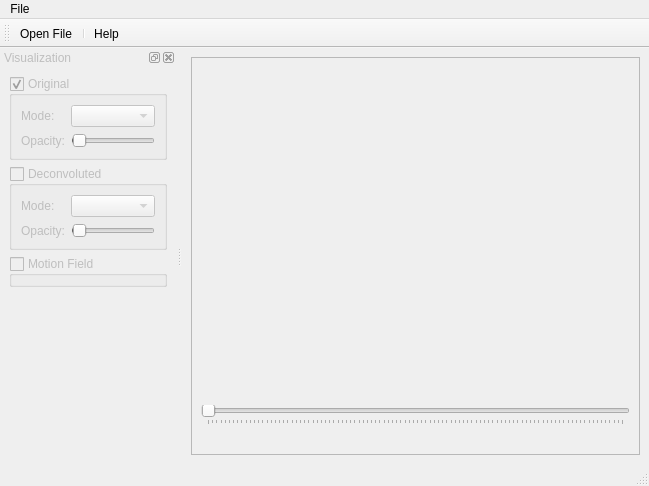
Above: DrosophilaOmmatidiaExplorer.ui from morganrcu/DrosophilaOmmatidiaExplorer before the change. Below: the same form after it.
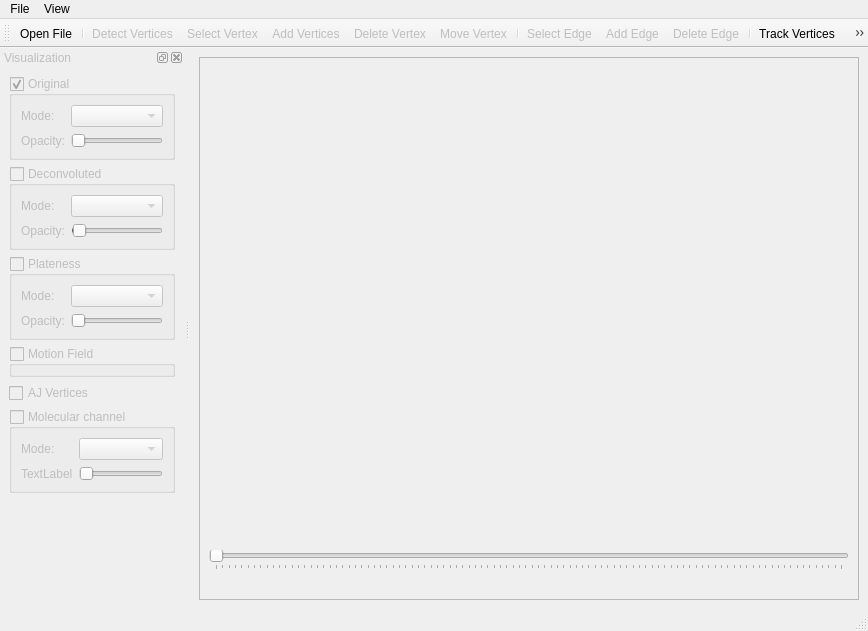
That is the form after the change. Icons and pictures are not drawn. Custom widgets are drawn as their Qt base class.

```diff
--- a/DrosophilaOmmatidiaExplorer.ui
+++ b/DrosophilaOmmatidiaExplorer.ui
@@ -6,8 +6,8 @@
    <rect>
     <x>0</x>
     <y>0</y>
-    <width>649</width>
-    <height>486</height>
+    <width>868</width>
+    <height>631</height>
    </rect>
   </property>
   <property name="windowTitle">
@@ -91,7 +91,7 @@
     <rect>
      <x>0</x>
      <y>0</y>
-     <width>649</width>
+     <width>868</width>
      <height>25</height>
     </rect>
    </property>
@@ -104,7 +104,16 @@
     <addaction name="actionHelp"/>
     <addaction name="actionExit"/>
    </widget>
+   <widget class="QMenu" name="menuView">
+    <property name="title">
+     <string>View</string>
+    </property>
+    <addaction name="actionShowVisualization"/>
+    <addaction name="actionShowVertices"/>
+    <addaction name="actionShowEdges"/>
+   </widget>
    <addaction name="menuFile"/>
+   <addaction name="menuView"/>
   </widget>
   <widget class="QStatusBar" name="statusbar"/>
   <widget class="QToolBar" name="toolBar">
@@ -125,7 +134,22 @@
    </attribute>
    <addaction name="actionOpenFile"/>
    <addaction name="separator"/>
+   <addaction name="actionDetectVertices"/>
+   <addaction name="actionSelectVertex"/>
+   <addaction name="actionAddVertices"/>
+   <addaction name="actionDeleteVertex"/>
+   <addaction name="actionMoveVertex"/>
+   <addaction name="separator"/>
+   <addaction name="actionSelectEdge"/>
+   <addaction name="actionAddEdge"/>
+   <addaction name="actionDeleteEdge"/>
+   <addaction name="separator"/>
+   <addaction name="actionTrackVertices"/>
+   <addaction name="separator"/>
    <addaction name="actionHelp"/>
+   <addaction name="actionPlotEdge"/>
+   <addaction name="actionVertexMolecularDistribution"/>
+   <addaction name="actionEdgeMolecularDistribution"/>
   </widget>
   <widget class="QDockWidget" name="visualizationDock">
    <property name="enabled">
@@ -178,7 +202,10 @@
            <number>1000000</number>
           </property>
           <property name="value">
-           <number>1000</number>
+           <number>0</number>
+          </property>
+          <property name="sliderPosition">
+           <number>0</number>
           </property>
           <property name="tracking">
            <bool>false</bool>
@@ -225,6 +252,9 @@
           <property name="maximum">
            <number>1000000</number>
           </property>
+          <property name="pageStep">
+           <number>1</number>
+          </property>
           <property name="value">
            <number>1000</number>
           </property>
@@ -239,7 +269,7 @@
        </layout>
       </widget>
      </item>
-     <item row="2" column="0" colspan="2">
+     <item row="3" column="0" colspan="2">
       <widget class="QGroupBox" name="showMotionFieldGroupBox">
        <property name="title">
         <string>Motion Field</string>
@@ -252,6 +282,109 @@
        </property>
       </widget>
      </item>
+     <item row="4" column="0" colspan="2">
+      <widget class="QCheckBox" name="showAJVerticesGroupBox">
+       <property name="text">
+        <string>AJ Vertices</string>
+       </property>
+      </widget>
+     </item>
+     <item row="2" column="0" colspan="2">
+      <widget class="QGroupBox" name="showPlatenessGroupBox">
+       <property name="title">
+        <string>Plateness</string>
+       </property>
+       <property name="checkable">
+        <bool>true</bool>
+       </property>
+       <property name="checked">
+        <bool>false</bool>
+       </property>
+       <layout class="QFormLayout" name="formLayout_4">
+        <item row="0" column="0">
+         <widget class="QLabel" name="showPlatenessModeLabel">
+          <property name="text">
+           <string>Mode:</string>
+          </property>
+         </widget>
+        </item>
+        <item row="0" column="1">
+         <widget class="QComboBox" name="showPlatenessModeComboBox"/>
+        </item>
+        <item row="1" column="0">
+         <widget class="QLabel" name="showPlatenessOpacityLabel">
+          <property name="text">
+           <string>Opacity:</string>
+          </property>
+         </widget>
+        </item>
+        <item row="1" column="1">
+         <widget class="QSlider" name="showPlatenessOpacitySlider">
+          <property name="maximum">
+           <number>1000000</number>
+          </property>
+          <property name="pageStep">
+           <number>1</number>
+          </property>
+          <property name="tracking">
+           <bool>false</bool>
+          </property>
+          <property name="orientation">
+           <enum>Qt::Horizontal</enum>
+          </property>
+         </widget>
+        </item>
+       </layout>
+      </widget>
+     </item>
+     <item row="5" column="0">
+      <widget class="QGroupBox" name="showMolecularChannelGroupBox">
+       <property name="title">
+        <string>Molecular channel</string>
+       </property>
+       <property name="checkable">
+        <bool>true</bool>
+       </property>
+       <property name="checked">
+        <bool>false</bool>
+       </property>
+       <layout class="QFormLayout" name="formLayout_5">
+        <item row="0" column="0">
+         <widget class="QLabel" name="showMolecularChannelModeLabel">
+          <property name="text">
+           <string>Mode:</string>
+          </property>
+         </widget>
+        </item>
+        <item row="0" column="1">
+         <widget class="QComboBox" name="showMolecularChannelModeComboBox"/>
+        </item>
+        <item row="1" column="0">
+         <widget class="QLabel" name="showMolecularChannelOpacityLabel">
+          <property name="text">
+           <string>TextLabel</string>
+          </property>
+         </widget>
+        </item>
+        <item row="1" column="1">
+         <widget class="QSlider" name="showMolecularChannelOpacitySlider">
+          <property name="maximum">
+           <number>1000000</number>
+          </property>
+          <property name="pageStep">
+           <number>1</number>
+          </property>
+          <property name="tracking">
+           <bool>false</bool>
+          </property>
+          <property name="orientation">
+           <enum>Qt::Horizontal</enum>
+          </property>
+         </widget>
+        </item>
+       </layout>
+      </widget>
+     </item>
     </layout>
    </widget>
   </widget>
@@ -281,6 +414,180 @@
     <string>Help</string>
    </property>
   </action>
+  <action name="actionDetectVertices">
+   <property name="enabled">
+    <bool>false</bool>
+   </property>
+   <property name="icon">
+    <iconset resource="Icons/icons.qrc">
+     <normaloff>:/Icons/vertex-detection.png</normaloff>:/Icons/vertex-detection.png</iconset>
+   </property>
+   <property name="text">
+    <string>Detect Vertices...</string>
+   </property>
+   <property name="toolTip">
+    <string>Detect Vertices</string>
+   </property>
+  </action>
+  <action name="actionSelectVertex">
+   <property name="checkable">
+    <bool>true</bool>
+   </property>
+   <property name="enabled">
+    <bool>false</bool>
+   </property>
+   <property name="icon">
+    <iconset resource="Icons/icons.qrc">
+     <normaloff>:/Icons/select_vertex.png</normaloff>:/Icons/select_vertex.png</iconset>
+   </property>
+   <property name="text">
+    <string>Select Vertex</string>
+   </property>
+   <property name="toolTip">
+    <string>Select Vertex</string>
+   </property>
+  </action>
+  <action name="actionShowVisualization">
+   <property name="checkable">
+    <bool>true</bool>
+   </property>
+   <property name="text">
+    <string>Show Visualization</string>
+   </property>
+   <property name="toolTip">
+    <string>Show Visualization</string>
+   </property>
+  </action>
+  <action name="actionShowVertices">
+   <property name="checkable">
+    <bool>true</bool>
+   </property>
+   <property name="text">
+    <string>Show Vertices</string>
+   </property>
+  </action>
+  <action name="actionTrackVertices">
+   <property name="enabled">
+    <bool>true</bool>
+   </property>
+   <property name="icon">
+    <iconset resource="Icons/icons.qrc">
+     <normaloff>:/Icons/tracking.png</normaloff>:/Icons/tracking.png</iconset>
+   </property>
+   <property name="text">
+    <string>Track Vertices</string>
+   </property>
+   <property name="toolTip">
+    <string>Track Vertices</string>
+   </property>
+  </action>
+  <action name="actionAddVertices">
+   <property name="checkable">
+    <bool>true</bool>
+   </property>
+   <property name="enabled">
+    <bool>false</bool>
+   </property>
+   <property name="icon">
+    <iconset resource="Icons/icons.qrc">
+     <normaloff>:/Icons/vertex-create.png</normaloff>:/Icons/vertex-create.png</iconset>
+   </property>
+   <property name="text">
+    <string>Add Vertices</string>
+   </property>
+   <property name="toolTip">
+    <string>Add Vertices</string>
+   </property>
+  </action>
+  <action name="actionDeleteVertex">
+   <property name="enabled">
+    <bool>false</bool>
+   </property>
+   <property name="icon">
+    <iconset resource="Icons/icons.qrc">
+     <normaloff>:/Icons/vertex-delete.png</normaloff>:/Icons/vertex-delete.png</iconset>
+   </property>
+   <property name="text">
+    <string>Delete Vertex</string>
+   </property>
+  </action>
+  <action name="actionSelectEdge">
+   <property name="checkable">
+    <bool>true</bool>
+   </property>
+   <property name="enabled">
+    <bool>false</bool>
+   </property>
+   <property name="icon">
+    <iconset resource="Icons/icons.qrc">
+     <normaloff>:/Icons/edges-create.png</normaloff>:/Icons/edges-create.png</iconset>
+   </property>
+   <property name="text">
+    <string>Select Edge</string>
+   </property>
+   <property name="toolTip">
+    <string>Select Edge</string>
+   </property>
+   <property name="visible">
+    <bool>true</bool>
+   </property>
+  </action>
+  <action name="actionAddEdge">
+   <property name="checkable">
+    <bool>true</bool>
+   </property>
+   <property name="enabled">
+    <bool>false</bool>
+   </property>
+   <property name="text">
+    <string>Add Edge</string>
+   </property>
+  </action>
+  <action name="actionDeleteEdge">
+   <property name="enabled">
+    <bool>false</bool>
+   </property>
+   <property name="text">
+    <string>Delete Edge</string>
+   </property>
+  </action>
+  <action name="actionMoveVertex">
+   <property name="checkable">
+    <bool>true</bool>
+   </property>
+   <property name="enabled">
+    <bool>false</bool>
+   </property>
+   <property name="text">
+    <string>Move Vertex</string>
+   </property>
+   <property name="toolTip">
+    <string>Move Vertex</string>
+   </property>
+  </action>
+  <action name="actionPlotEdge">
+   <property name="text">
+    <string>Plot edge</string>
+   </property>
+  </action>
+  <action name="actionShowEdges">
+   <property name="checkable">
+    <bool>true</bool>
+   </property>
+   <property name="text">
+    <string>Show Edges</string>
+   </property>
+  </action>
+  <action name="actionVertexMolecularDistribution">
+   <property name="text">
+    <string>Vertex MD</string>
+   </property>
+  </action>
+  <action name="actionEdgeMolecularDistribution">
+   <property name="text">
+    <string>Edge MD</string>
+   </property>
+  </action>
  </widget>
  <customwidgets>
   <customwidget>
```
